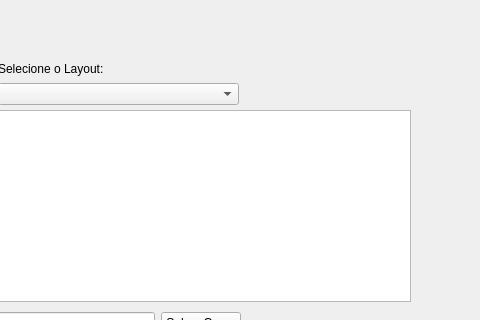
Qt form src/gui/ui/main_window.ui (TarleyRodrigues/nfse_extractor) before a commit; both pictures show x 320 to 800 and y 0 to 320 of the 800 by 600 pixel window.
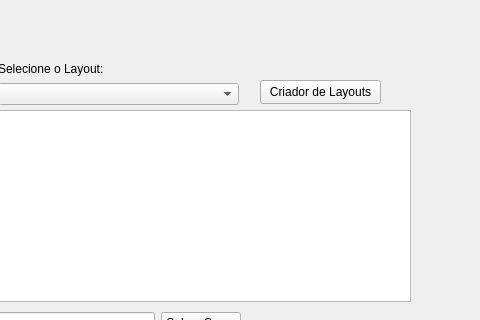
The same form after that commit.

Commit message: Nova função de layouts building

The edit to the form file:
```diff
--- a/src/gui/ui/main_window.ui
+++ b/src/gui/ui/main_window.ui
@@ -143,6 +143,19 @@
      <string>Abrir Pasta do Relatório</string>
     </property>
    </widget>
+   <widget class="QPushButton" name="btn_layout_builder">
+    <property name="geometry">
+     <rect>
+      <x>580</x>
+      <y>80</y>
+      <width>121</width>
+      <height>24</height>
+     </rect>
+    </property>
+    <property name="text">
+     <string>Criador de Layouts</string>
+    </property>
+   </widget>
   </widget>
   <widget class="QMenuBar" name="menubar">
    <property name="geometry">
```
The commit also changes 5 other files.
